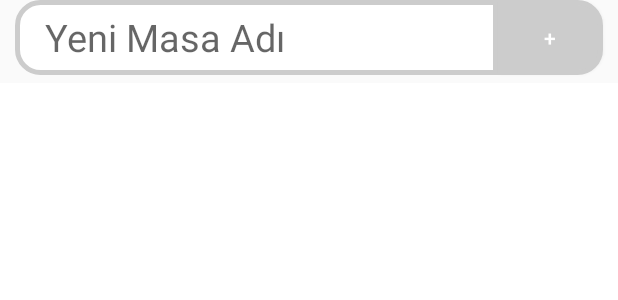
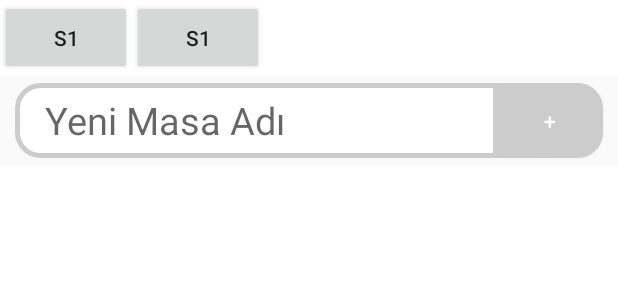
Before and after one commit to Cihandar/AlzePosSiparis, an Android app: the layout activity_tables_pos.xml on its own in the app's theme, with its tools: preview values and no code run, on a phone screen of 412 x 824 dp. Shown: the top 300 px of the screen. Run offline under Robolectric (Android 15) with nearby library versions, the phone set to English and light mode, and no system bars; network calls fail.

```diff
--- a/app/src/main/AndroidManifest.xml
+++ b/app/src/main/AndroidManifest.xml
@@ -27,7 +27,7 @@
             android:value="alzepos.db" />
         <meta-data
             android:name="VERSION"
-            android:value="1" />
+            android:value="2" />
         <meta-data
             android:name="QUERY_LOG"
             android:value="false" />
--- a/app/src/main/java/com/example/alzepossiparis/tools/ToolProgressBar.java
+++ b/app/src/main/java/com/example/alzepossiparis/tools/ToolProgressBar.java
@@ -63,4 +63,6 @@ public class ToolProgressBar  {
     }
 
 
+
+
 }
--- a/app/src/main/res/layout/activity_tables_pos.xml
+++ b/app/src/main/res/layout/activity_tables_pos.xml
@@ -9,6 +9,38 @@
     android:rowCount="2"
 
     >
+    <HorizontalScrollView
+        android:layout_width="match_parent"
+        android:layout_height="wrap_content"
+        android:orientation="horizontal"
+        android:background="@color/white"
+        android:contentDescription="@string/appbar_scrolling_view_behavior"
+        android:layout_marginBottom="5dp"
+        android:fillViewport="true"
+        >
+        <LinearLayout
+            android:layout_width="wrap_content"
+            android:layout_height="wrap_content"
+            android:rowCount="1"
+            android:id="@+id/gridGroups"
+            android:orientation="horizontal"
+            >
+
+            <Button
+                android:layout_width="wrap_content"
+                android:layout_height="50dp"
+                android:text="S1"
+                ></Button>
+
+            <Button
+                android:layout_width="wrap_content"
+                android:layout_height="50dp"
+                android:text="S1"
+                ></Button>
+
+
+        </LinearLayout>
+    </HorizontalScrollView>
 
     <GridLayout
         android:layout_width="match_parent"
```
Also changed, not shown: app/src/main/java/com/example/alzepossiparis/OptionsPos.java (+20 -1 lines), app/src/main/java/com/example/alzepossiparis/TablesPos.java (+54 -4 lines), app/src/main/java/com/example/alzepossiparis/models/MasaGrup.java (added, +8 -0 lines), app/src/main/java/com/example/alzepossiparis/sqliteModels/Groups.java (added, +23 -0 lines), app/src/main/java/com/example/alzepossiparis/tools/ConstantsPos.java (added, +97 -0 lines), app/src/main/res/layout/activity_options_pos.xml (+15 -0 lines).
